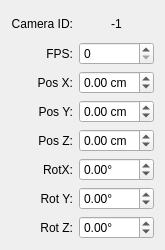
Qt form RPIMoCap/RPIMoCapClient/src/SimClient/simcamerawidget.ui (kaajo/RPIMoCap) before a commit.
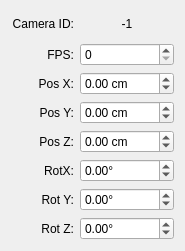
The same form after that commit.

```diff
--- a/RPIMoCap/RPIMoCapClient/src/SimClient/simcamerawidget.ui
+++ b/RPIMoCap/RPIMoCapClient/src/SimClient/simcamerawidget.ui
@@ -6,20 +6,20 @@
    <rect>
     <x>0</x>
     <y>0</y>
-    <width>165</width>
-    <height>250</height>
+    <width>185</width>
+    <height>251</height>
    </rect>
   </property>
   <property name="minimumSize">
    <size>
-    <width>165</width>
+    <width>175</width>
     <height>250</height>
    </size>
   </property>
   <property name="maximumSize">
    <size>
-    <width>165</width>
-    <height>250</height>
+    <width>185</width>
+    <height>251</height>
    </size>
   </property>
   <property name="windowTitle">
```
Left out of the diff: 12 changed lines with no effect on the pictures.
